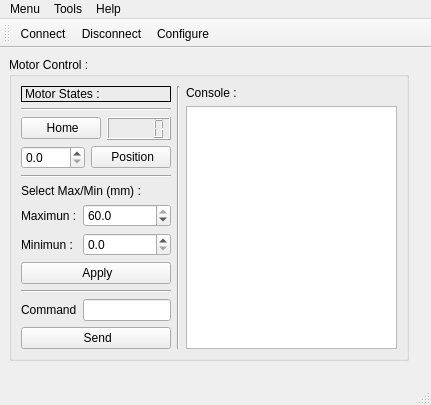
This is mainwindow.ui in axpaul/QtGrblInterface as Qt 5 draws it before an edit. The edited form follows.
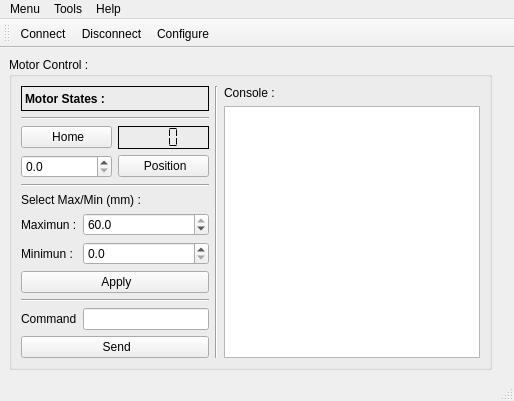
This is the edited form. Icons and pictures are not drawn. Custom widgets are drawn as their Qt base class.

Patch:
```diff
--- a/mainwindow.ui
+++ b/mainwindow.ui
@@ -6,8 +6,8 @@
    <rect>
     <x>0</x>
     <y>0</y>
-    <width>431</width>
-    <height>405</height>
+    <width>514</width>
+    <height>401</height>
    </rect>
   </property>
   <property name="windowTitle">
@@ -34,17 +34,36 @@
       <property name="flat">
        <bool>false</bool>
       </property>
+      <property name="checkable">
+       <bool>false</bool>
+      </property>
       <layout class="QHBoxLayout" name="horizontalLayout_4">
        <item>
         <layout class="QVBoxLayout" name="verticalLayout_4">
          <item>
           <widget class="QLabel" name="label_state">
+           <property name="font">
+            <font>
+             <family>MS Shell Dlg 2</family>
+             <weight>75</weight>
+             <bold>true</bold>
+            </font>
+           </property>
            <property name="frameShape">
             <enum>QFrame::Panel</enum>
            </property>
            <property name="text">
             <string>Motor States : </string>
            </property>
+           <property name="textFormat">
+            <enum>Qt::AutoText</enum>
+           </property>
+           <property name="scaledContents">
+            <bool>false</bool>
+           </property>
+           <property name="wordWrap">
+            <bool>false</bool>
+           </property>
           </widget>
          </item>
          <item>
@@ -70,7 +89,20 @@
               </widget>
              </item>
              <item>
-              <widget class="QLCDNumber" name="lcdNumber"/>
+              <widget class="QLCDNumber" name="lcdNumber">
+               <property name="frameShadow">
+                <enum>QFrame::Plain</enum>
+               </property>
+               <property name="smallDecimalPoint">
+                <bool>false</bool>
+               </property>
+               <property name="digitCount">
+                <number>3</number>
+               </property>
+               <property name="segmentStyle">
+                <enum>QLCDNumber::Flat</enum>
+               </property>
+              </widget>
              </item>
             </layout>
            </item>
@@ -243,32 +275,6 @@
       </layout>
      </widget>
     </item>
-    <item row="0" column="2">
-     <spacer name="horizontalSpacer">
-      <property name="orientation">
-       <enum>Qt::Horizontal</enum>
-      </property>
-      <property name="sizeHint" stdset="0">
-       <size>
-        <width>40</width>
-        <height>20</height>
-       </size>
-      </property>
-     </spacer>
-    </item>
-    <item row="1" column="0">
-     <spacer name="verticalSpacer_2">
-      <property name="orientation">
-       <enum>Qt::Vertical</enum>
-      </property>
-      <property name="sizeHint" stdset="0">
-       <size>
-        <width>20</width>
-        <height>40</height>
-       </size>
-      </property>
-     </spacer>
-    </item>
    </layout>
   </widget>
   <widget class="QMenuBar" name="menubar">
@@ -276,7 +282,7 @@
     <rect>
      <x>0</x>
      <y>0</y>
-     <width>431</width>
+     <width>514</width>
      <height>21</height>
     </rect>
    </property>
```
Left out of the diff: 8 changed lines with no effect on the pictures.
